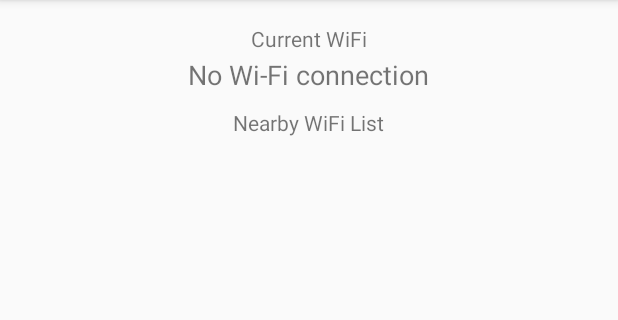
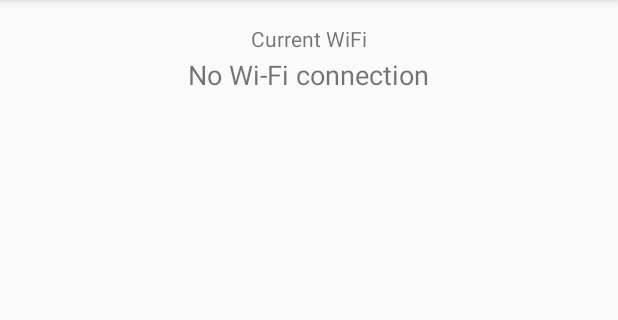
Before and after one commit to tologon/WiFi-Location, an Android app: the screen it shows after launch (WifiInformation), on a phone screen of 412 x 824 dp, the part 84-404 px from its top. Run offline under Robolectric (Android 15) with nearby library versions, the phone set to English and light mode, and no system bars.

```diff
--- a/app/src/main/res/layout/activity_wifi_information.xml
+++ b/app/src/main/res/layout/activity_wifi_information.xml
@@ -32,7 +32,8 @@
         android:layout_width="wrap_content"
         android:layout_height="wrap_content"
         android:layout_below="@+id/WiFiListTitle"
-        android:layout_alignParentEnd="true" />
+        android:layout_alignParentEnd="true"
+        android:visibility="invisible"/>
 
     <TextView
         android:id="@+id/WiFiListTitle"
@@ -41,7 +42,8 @@
         android:text="@string/wifi_list_title"
         android:layout_below="@+id/CurrentWiFiData"
         android:layout_centerHorizontal="true"
-        android:layout_marginTop="10dp" />
+        android:layout_marginTop="10dp"
+        android:visibility="invisible"/>
 
 
 </RelativeLayout>
```
Also changed, not shown: app/src/main/java/com/tologon/android/wifilocation/WifiInformation.java (+64 -19 lines).
